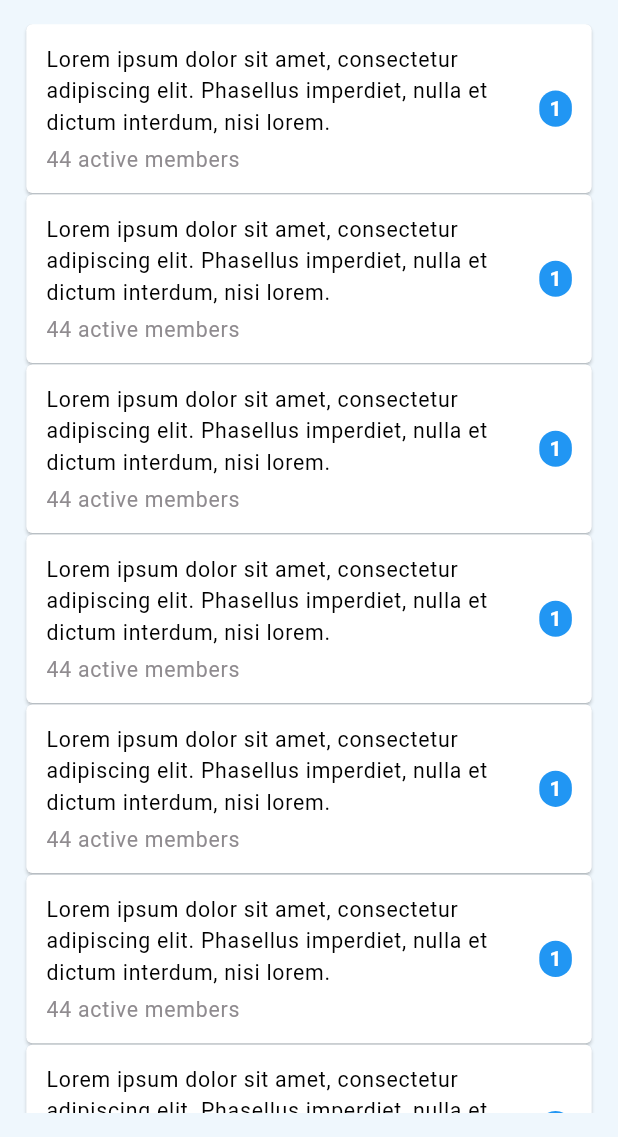
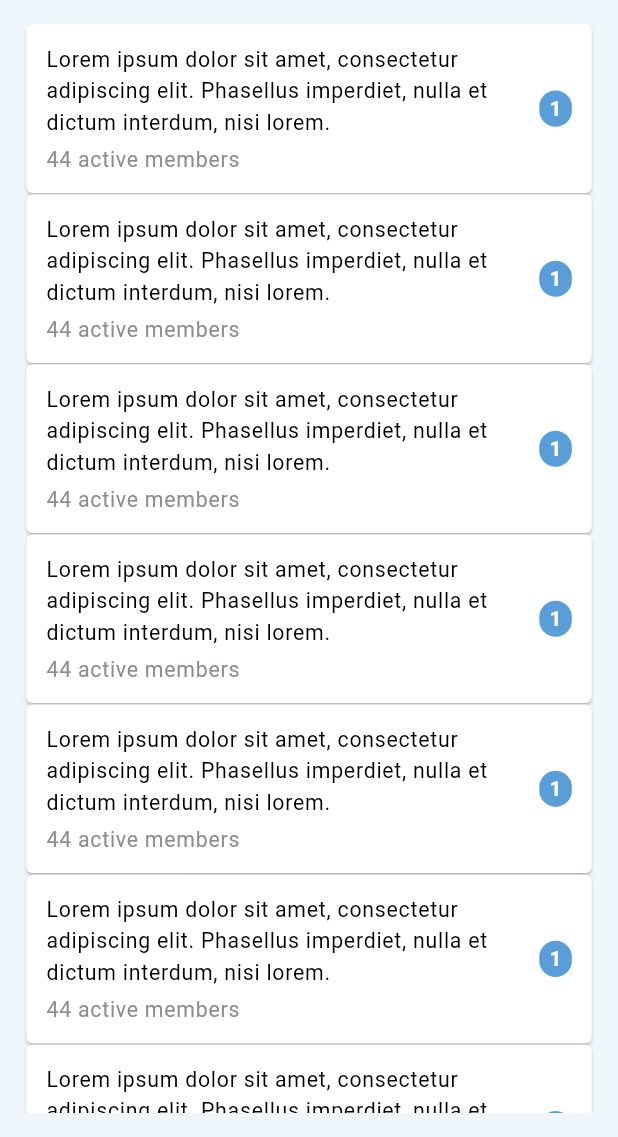
Before and after one commit to imrishuroy/legal-referral-ui, a Flutter app: the screen it shows after launch, on a phone screen of 412 x 824 dp, the part 99-1236 px from its top. Run offline on Flutter 3.47's test engine with Material 3 defaults, Android fonts, the phone set to English and light mode, and no system bars; our stand-ins replace bloc_concurrency, bubble, cached_network_image, carousel_slider, dartz, dio and 33 more; missing offline and left inert: any_link_preview, camerawesome, flutter_facebook_auth, flutter_polls, linkedin_login, signin_with_linkedin; accounts and stored records are empty; generated files the repository leaves out were written again; statements that could not run were skipped; project files that could hold a hidden picture were left out.

Commit message:
add trennding and discussion page

```diff
--- /dev/null
+++ b/lib/src/core/common_widgets/notification_label.dart
@@ -0,0 +1,34 @@
+import 'package:flutter/material.dart';
+import 'package:flutter_screenutil/flutter_screenutil.dart';
+import 'package:legal_referral_ui/src/core/constants/constants.dart';
+
+class NotificationLabel extends StatelessWidget {
+  const NotificationLabel({
+    required this.notificationNum,
+    super.key,
+  });
+  final String notificationNum;
+  @override
+  Widget build(BuildContext context) {
+    return Container(
+      padding: EdgeInsets.symmetric(
+        horizontal: 6.w,
+        vertical: 2.h,
+      ),
+      decoration: BoxDecoration(
+        color: LegalReferralColors.containerBlue100,
+        borderRadius: BorderRadius.circular(
+          12.r,
+        ),
+      ),
+      child: Text(
+        notificationNum,
+        style: const TextStyle(
+          color: LegalReferralColors.textWhite255,
+          fontSize: 14,
+          fontWeight: FontWeight.w600,
+        ),
+      ),
+    );
+  }
+}
--- a/lib/src/features/discussion/presentation/pages/active_tab_page.dart
+++ b/lib/src/features/discussion/presentation/pages/active_tab_page.dart
@@ -1,5 +1,6 @@
 import 'package:flutter/material.dart';
 import 'package:flutter_screenutil/flutter_screenutil.dart';
+import 'package:legal_referral_ui/src/core/common_widgets/notification_label.dart';
 import 'package:legal_referral_ui/src/core/constants/colors.dart';
 import 'package:legal_referral_ui/src/features/discussion/presentation/pages/group_chat_page.dart';
 
@@ -26,7 +27,7 @@ class ActiveTab extends StatelessWidget {
                   EdgeInsets.symmetric(horizontal: 12.w, vertical: 12.h),
               onTap: () => Navigator.of(context).push(
                 MaterialPageRoute(
-                  builder: (context) =>  DiscussionChatScreen(
+                  builder: (context) => DiscussionChatScreen(
                     discussionTitle: lorem20,
                   ),
                 ),
@@ -43,26 +44,7 @@ class ActiveTab extends StatelessWidget {
                 style: textTheme.bodyLarge
                     ?.copyWith(color: LegalReferralColors.textGrey400),
               ),
-              trailing: Container(
-                padding: EdgeInsets.symmetric(
-                  horizontal: 6.w,
-                  vertical: 2.h,
-                ),
-                decoration: BoxDecoration(
-                  color: Colors.blue,
-                  borderRadius: BorderRadius.circular(
-                    12.r,
-                  ),
-                ),
-                child: const Text(
-                  '1',
-                  style: TextStyle(
-                    color: Colors.white,
-                    fontSize: 14,
-                    fontWeight: FontWeight.w600,
-                  ),
-                ),
-              ),
+              trailing: const NotificationLabel(notificationNum: '1',),
             ),
           );
         },
@@ -72,6 +54,8 @@ class ActiveTab extends StatelessWidget {
   }
 }
 
+
+
 String lorem20 = 'Lorem ipsum dolor sit amet,'
     ' consectetur adipiscing elit.'
     ' Phasellus imperdiet, nulla et dictum interdum, '
--- a/lib/src/features/discussion/presentation/pages/discussion_room_page.dart
+++ b/lib/src/features/discussion/presentation/pages/discussion_room_page.dart
@@ -13,7 +13,7 @@ class DiscussionRoomPage extends StatelessWidget {
     final textTheme = Theme.of(context).textTheme;
     return Scaffold(
       appBar: AppBar(
-        title: const Text('Details'),
+        title:  Text('Details',style: Theme.of(context).textTheme.headlineMedium,),
       ),
       body: Expanded(
         child: SingleChildScrollView(
```
Also changed, not shown: lib/src/features/discussion/presentation/pages/dicussion_invite_page.dart (added, +31 -0 lines), lib/src/features/discussion/presentation/pages/invite_tab_page.dart (+16 -2 lines), lib/src/features/discussion/presentation/pages/trending_invite_page.dart (added, +28 -0 lines).
